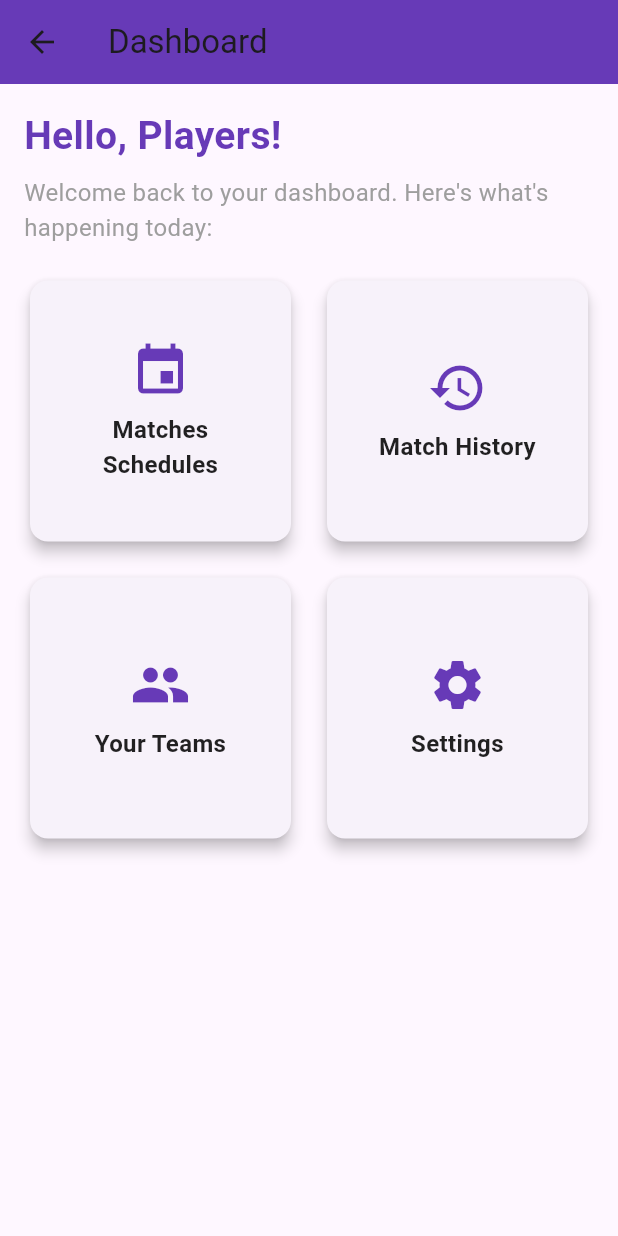
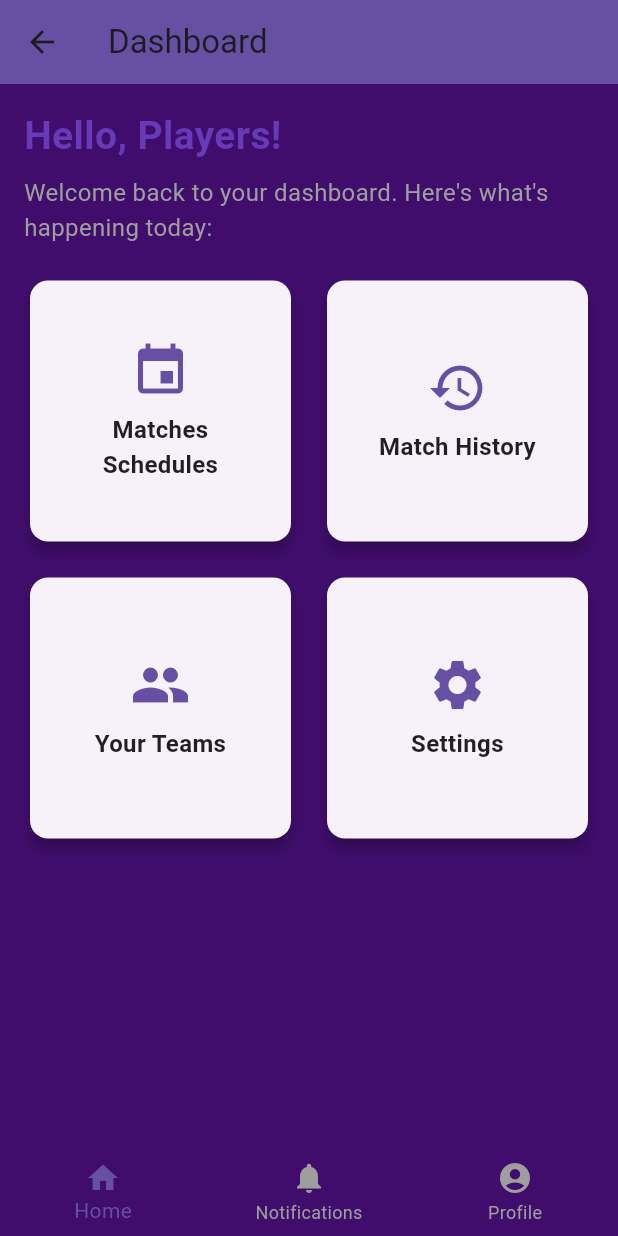
Before and after one commit to kushal1373/Futsalbooking, a Flutter app: the DashboardPage screen opened directly, on a phone screen of 412 x 824 dp. Run offline on Flutter 3.47's test engine with Material 3 defaults, Android fonts, the phone set to English and light mode, and no system bars; Roboto replaces fonts that are missing (Montserrat Regular, Poppins).

Commit message:
Added font

```diff
--- /dev/null
+++ b/lib/app.dart
@@ -0,0 +1,20 @@
+import 'package:flutter/material.dart';
+import 'package:futsal_booking/core/app_theme/app_theme.dart';
+import 'package:futsal_booking/screens/onboarding_screen.dart';
+
+class MyApp extends StatelessWidget {
+  final bool isDark;
+  const MyApp({super.key, this.isDark = false});
+
+  @override
+  Widget build(BuildContext context) {
+    return MaterialApp(
+      debugShowCheckedModeBanner: false,
+      initialRoute: "/",
+      theme: getApplicationTheme(),
+      routes: {
+        "/": (context) => const OnboardingScreen(),
+      },
+    );
+  }
+}
--- a/lib/main.dart
+++ b/lib/main.dart
@@ -1,22 +1,6 @@
 import 'package:flutter/material.dart';
-import 'screens/onboarding_screen.dart';
+import 'package:futsal_booking/app.dart';
 
 void main() {
-  runApp(const FutsalBookingApp());
+  runApp(const MyApp());
 }
-
-class FutsalBookingApp extends StatelessWidget {
-  const FutsalBookingApp({super.key});
-
-  @override
-  Widget build(BuildContext context) {
-    return MaterialApp(
-      debugShowCheckedModeBanner: false,
-      title: 'Futsal Booking System',
-      theme: ThemeData(
-        primarySwatch: Colors.blueGrey,
-      ),
-      home: const OnboardingScreen(), // Starting screen
-    );
-  }
-}
--- a/lib/screens/dashboard_screen.dart
+++ b/lib/screens/dashboard_screen.dart
@@ -1,14 +1,32 @@
 import 'package:flutter/material.dart';
 
-class DashboardPage extends StatelessWidget {
+class DashboardPage extends StatefulWidget {
   const DashboardPage({super.key});
+
+  @override
+  _DashboardPageState createState() => _DashboardPageState();
+}
+
+class _DashboardPageState extends State<DashboardPage> {
+  int _selectedIndex = 0;
+
+  void _onItemTapped(int index) {
+    setState(() {
+      _selectedIndex = index;
+    });
+    // You can navigate to different screens based on the index
+    // For example:
+    // if (index == 0) {
+    //   Navigator.pushNamed(context, '/home');
+    // }
+  }
 
   @override
   Widget build(BuildContext context) {
     return Scaffold(
       appBar: AppBar(
         title: const Text("Dashboard"),
-        backgroundColor: Colors.deepPurple,
+        backgroundColor: Theme.of(context).primaryColor,
       ),
       body: Padding(
         padding: const EdgeInsets.all(16.0),
@@ -22,6 +40,7 @@ class DashboardPage extends StatelessWidget {
                 fontSize: 26,
                 fontWeight: FontWeight.bold,
                 color: Colors.deepPurple,
+                fontFamily: 'Poppins',
               ),
             ),
             const SizedBox(height: 8),
@@ -30,6 +49,7 @@ class DashboardPage extends StatelessWidget {
               style: TextStyle(
                 fontSize: 16,
                 color: Colors.grey,
+                fontFamily: 'Poppins',
               ),
             ),
             const SizedBox(height: 20),
@@ -79,6 +99,29 @@ class DashboardPage extends StatelessWidget {
           ],
         ),
       ),
+      bottomNavigationBar: BottomNavigationBar(
+        items: const <BottomNavigationBarItem>[
+          BottomNavigationBarItem(
+            icon: Icon(Icons.home),
+            label: 'Home',
+          ),
+          BottomNavigationBarItem(
+            icon: Icon(Icons.notifications),
+            label: 'Notifications',
+          ),
+          BottomNavigationBarItem(
+            icon: Icon(Icons.account_circle),
+            label: 'Profile',
+          ),
+        ],
+        currentIndex: _selectedIndex,
+        onTap: _onItemTapped,
+        selectedItemColor: Theme.of(context).primaryColor,
+        unselectedItemColor: Colors.grey,
+        backgroundColor: Theme.of(context).scaffoldBackgroundColor,
+        showUnselectedLabels: true,
+        type: BottomNavigationBarType.fixed,
+      ),
     );
   }
 
@@ -102,7 +145,7 @@ class DashboardPage extends StatelessWidget {
               Icon(
                 icon,
                 size: 40,
-                color: Colors.deepPurple,
+                color: Theme.of(context).primaryColor,
               ),
               const SizedBox(height: 8),
               Text(
@@ -112,6 +155,7 @@ class DashboardPage extends StatelessWidget {
                   fontSize: 16,
                   fontWeight: FontWeight.bold,
                   color: Colors.black87,
+                  fontFamily: 'Poppins',
                 ),
               ),
             ],
--- a/lib/screens/login_screen.dart
+++ b/lib/screens/login_screen.dart
@@ -72,8 +72,9 @@ class _LoginPageState extends State<LoginPage> {
                       const Text(
                         "Welcome Back!",
                         style: TextStyle(
+                          fontFamily: 'Montserrat Regular',
                           fontSize: 28,
-                          fontWeight: FontWeight.bold,
+                          // fontWeight: FontWeight.bold,
                           color: Colors.white,
                         ),
                       ),
@@ -81,6 +82,7 @@ class _LoginPageState extends State<LoginPage> {
                       const Text(
                         "Log in to continue",
                         style: TextStyle(
+                          fontFamily: 'Montserrat Bold',
                           fontSize: 16,
                           color: Colors.white70,
                         ),
--- a/lib/screens/onboarding_screen.dart
+++ b/lib/screens/onboarding_screen.dart
@@ -26,13 +26,13 @@ class _OnboardingScreenState extends State<OnboardingScreen> {
             },
             children: const [
               OnboardingPage(
-                imagePath: 'assets/images/onboarding1.jpg',
+                imagePath: 'assets/images/onboarding2.jpg',
                 title: 'Welcome to Futsal Booking',
                 description:
                     'Book futsal matches seamlessly and manage your schedule effortlessly.',
               ),
               OnboardingPage(
-                imagePath: 'assets/images/onboarding2.jpg',
+                imagePath: 'assets/images/onboarding1.jpg',
                 title: 'Find Your Perfect Match',
                 description:
                     'Connect with players and enjoy competitive matches tailored for you.',
```
Also changed, not shown: lib/core/app_theme/app_theme.dart (added, +35 -0 lines), pubspec.yaml (+17 -13 lines), assets/fonts/Montserrat-Bold.ttf (added), assets/fonts/Montserrat-Italic.ttf (added), assets/fonts/Montserrat-Regular.ttf (added), assets/images/futsalimage.jpg (added), assets/images/onboarding.jpg (deleted), assets/images/onboarding1.jpg (added), assets/images/onboarding2.jpg (added), assets/images/signup.jpg (deleted), assets/images/signupimage.jpg (added), 1 other file.
